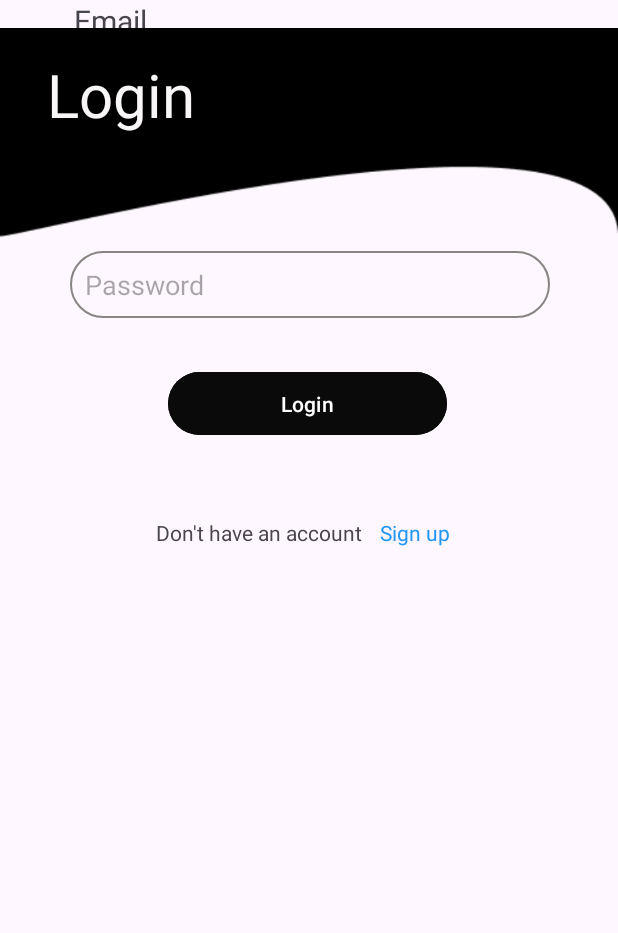
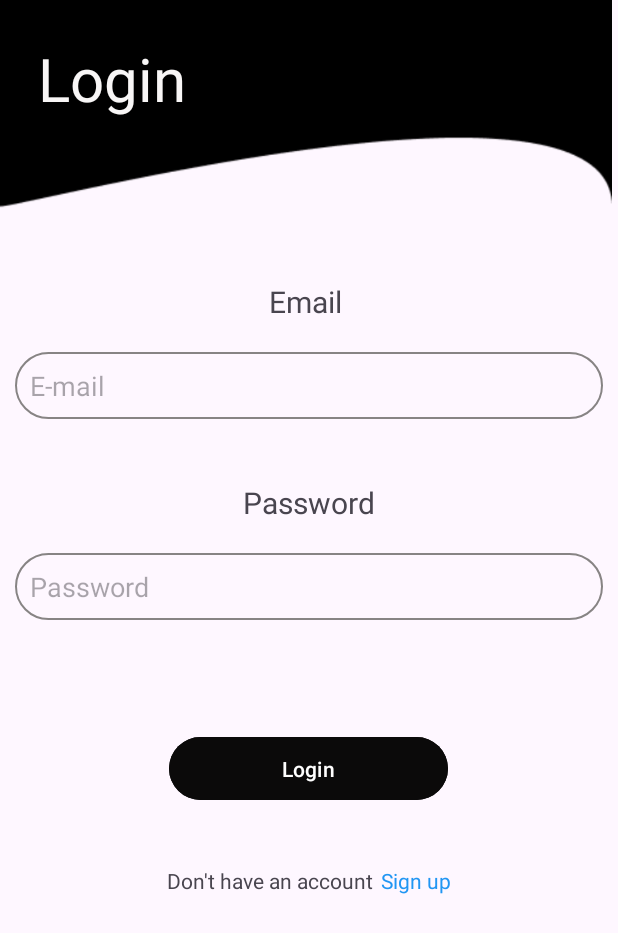
Before and after one commit to cyrinefakhfakh/Projectwithyosr, an Android app: the login screen opened directly, with no data from a screen before it, on a phone screen of 412 x 824 dp. Shown: the top 933 px of the screen. Run offline under Robolectric (Android 15) with nearby library versions, the phone set to English and light mode, and no system bars.

Commit message:
fixed the layout

```diff
--- a/app/src/main/res/layout/activity_login.xml
+++ b/app/src/main/res/layout/activity_login.xml
@@ -1,53 +1,95 @@
 <?xml version="1.0" encoding="utf-8"?>
-<androidx.constraintlayout.widget.ConstraintLayout xmlns:android="http://schemas.android.com/apk/res/android"
+<RelativeLayout xmlns:android="http://schemas.android.com/apk/res/android"
     xmlns:app="http://schemas.android.com/apk/res-auto"
     xmlns:tools="http://schemas.android.com/tools"
     android:layout_width="match_parent"
     android:layout_height="match_parent"
+    tools:context=".login">
 
-    tools:context=".login">
+
+    <ImageView
+        android:id="@+id/imageView5"
+        android:layout_width="408dp"
+        android:layout_height="167dp"
+        app:layout_constraintEnd_toEndOf="parent"
+        app:layout_constraintHorizontal_bias="0.0"
+        app:layout_constraintStart_toStartOf="parent"
+        app:srcCompat="@drawable/vector"
+        tools:layout_editor_absoluteY="-3dp" />
+
+    <TextView
+        android:id="@+id/logintext"
+        android:layout_width="wrap_content"
+        android:layout_height="wrap_content"
+        android:text="Login"
+        android:textColor="#F8F6F6"
+        android:textSize="40sp"
+        android:padding="25dp"/>
+
+    <LinearLayout
+        android:layout_width="match_parent"
+        android:layout_height="wrap_content"
+        android:layout_below="@id/imageView5"
+        android:orientation="vertical"
+        android:gravity="center"
+        android:layout_marginTop="10dp"
+        android:padding="10dp"
+        >
+
 
         <TextView
             android:id="@+id/email"
             android:layout_width="wrap_content"
             android:layout_height="wrap_content"
             android:text="Email "
-        android:textSize="20sp"
-        app:layout_constraintEnd_toEndOf="parent"
-        app:layout_constraintHorizontal_bias="0.137"
-        app:layout_constraintStart_toStartOf="parent"
-        tools:layout_editor_absoluteY="236dp" />
+            android:textSize="20sp" />
 
         <EditText
-        android:id="@+id/editTextTextPassword"
+            android:id="@+id/EmailAddress"
             android:layout_width="wrap_content"
             android:layout_height="wrap_content"
-        android:layout_marginTop="44dp"
+            android:layout_marginTop="20dp"
             android:background="@drawable/input_bg"
-        android:ems="15"
-        android:hint="Password"
-        android:inputType="textPassword"
-        android:paddingLeft="10sp"
-        android:paddingTop="10sp"
-        android:paddingEnd="10sp"
-        android:paddingRight="10sp"
-        android:paddingBottom="10sp"
-        app:layout_constraintEnd_toEndOf="parent"
-        app:layout_constraintHorizontal_bias="0.505"
-        app:layout_constraintStart_toStartOf="parent"
-        app:layout_constraintTop_toBottomOf="@+id/password" />
+            android:ems="20"
+            android:hint="E-mail"
+            android:inputType="textEmailAddress"
+            android:padding="10dp"
+            android:textSize="18sp" />
+
+        <TextView
+            android:layout_width="wrap_content"
+            android:layout_height="wrap_content"
+            android:layout_marginBottom="20dp"
+            android:id="@+id/invalidemail"
+            android:textSize="16sp"
+            android:textColor="#FF0000"/>
 
         <TextView
             android:id="@+id/password"
             android:layout_width="wrap_content"
             android:layout_height="wrap_content"
-        android:layout_marginTop="16dp"
             android:text="Password"
-        android:textSize="20sp"
-        app:layout_constraintEnd_toEndOf="parent"
-        app:layout_constraintHorizontal_bias="0.152"
-        app:layout_constraintStart_toStartOf="parent"
-        app:layout_constraintTop_toBottomOf="@+id/editTextTextEmailAddress" />
+            android:textSize="20sp"/>
+
+        <EditText
+            android:id="@+id/TextPassword"
+            android:layout_width="wrap_content"
+            android:layout_height="wrap_content"
+            android:layout_marginTop="20dp"
+            android:background="@drawable/input_bg"
+            android:ems="20"
+            android:hint="Password"
+            android:inputType="textPassword"
+            android:padding="10dp" />
+
+        <TextView
+            android:layout_width="wrap_content"
+            android:layout_height="wrap_content"
+            android:layout_marginBottom="20dp"
+            android:id="@+id/invalidpassword"
+            android:textSize="16sp"
+            android:textColor="#FF0000"/>
+
 
         <Button
             android:id="@+id/login"
@@ -56,83 +98,37 @@
             android:layout_marginTop="32dp"
             android:backgroundTint="#0B0A0A"
             android:text="Login"
-        android:textColor="#FFFFFF"
-        app:layout_constraintEnd_toEndOf="parent"
-        app:layout_constraintHorizontal_bias="0.497"
-        app:layout_constraintStart_toStartOf="parent"
-        app:layout_constraintTop_toBottomOf="@+id/editTextTextPassword" />
+            android:textColor="#FFFFFF" />
 
-    <EditText
-        android:id="@+id/editTextTextEmailAddress"
+        <LinearLayout
+            android:layout_width="match_parent"
+            android:layout_height="wrap_content"
+            android:orientation="horizontal"
+            android:layout_marginTop="30dp"
+            android:padding="10dp"
+            android:gravity="center"
+            >
+
+
+            <TextView
+                android:id="@+id/textView3"
                 android:layout_width="wrap_content"
                 android:layout_height="wrap_content"
-        android:layout_marginTop="8dp"
-        android:background="@drawable/input_bg"
-        android:ems="15"
-        android:hint="E-mail"
-        android:inputType="textEmailAddress"
-        android:paddingLeft="10sp"
-        android:paddingTop="10sp"
-        android:paddingEnd="10sp"
-        android:paddingRight="10sp"
-        android:paddingBottom="10sp"
-        android:textSize="18sp"
-        app:layout_constraintEnd_toEndOf="parent"
-        app:layout_constraintHorizontal_bias="0.505"
-        app:layout_constraintStart_toStartOf="parent"
-        app:layout_constraintTop_toBottomOf="@+id/email" />
+                android:text="Don't have an account"
+                android:textSize="14sp"
+                android:paddingEnd="5dp"/>
 
             <TextView
                 android:id="@+id/signup"
                 android:layout_width="wrap_content"
                 android:layout_height="wrap_content"
-        android:layout_marginTop="36dp"
                 android:text="Sign up"
                 android:textColor="#2196F3"
-        android:textSize="14sp"
-        app:layout_constraintBottom_toBottomOf="parent"
-        app:layout_constraintEnd_toEndOf="parent"
-        app:layout_constraintHorizontal_bias="0.096"
-        app:layout_constraintStart_toEndOf="@+id/textView3"
-        app:layout_constraintTop_toBottomOf="@+id/login"
-        app:layout_constraintVertical_bias="0.033" />
+                android:textSize="14sp" />
 
-    <TextView
-        android:id="@+id/textView3"
-        android:layout_width="wrap_content"
-        android:layout_height="wrap_content"
-        android:layout_marginTop="36dp"
-        android:text="Don't have an account"
-        android:textSize="14sp"
-        app:layout_constraintBottom_toBottomOf="parent"
-        app:layout_constraintEnd_toEndOf="parent"
-        app:layout_constraintHorizontal_bias="0.378"
-        app:layout_constraintStart_toStartOf="parent"
-        app:layout_constraintTop_toBottomOf="@+id/login"
-        app:layout_constraintVertical_bias="0.033" />
+        </LinearLayout>
 
-    <ImageView
-        android:id="@+id/imageView5"
-        android:layout_width="wrap_content"
-        android:layout_height="wrap_content"
-        app:layout_constraintEnd_toEndOf="parent"
-        app:layout_constraintHorizontal_bias="0.0"
-        app:layout_constraintStart_toStartOf="parent"
-        app:srcCompat="@drawable/vector"
-        tools:layout_editor_absoluteY="-40dp" />
+    </LinearLayout>
 
-    <TextView
-        android:id="@+id/textView5"
-        android:layout_width="wrap_content"
-        android:layout_height="wrap_content"
-        android:text="Login"
-        android:textColor="#F8F6F6"
-        android:textSize="40sp"
-        app:layout_constraintBottom_toBottomOf="parent"
-        app:layout_constraintEnd_toEndOf="parent"
-        app:layout_constraintHorizontal_bias="0.1"
-        app:layout_constraintStart_toStartOf="parent"
-        app:layout_constraintTop_toTopOf="parent"
-        app:layout_constraintVertical_bias="0.047" />
 
-</androidx.constraintlayout.widget.ConstraintLayout>
+</RelativeLayout>
```
Lines whose indentation alone changed are shown as unchanged.
